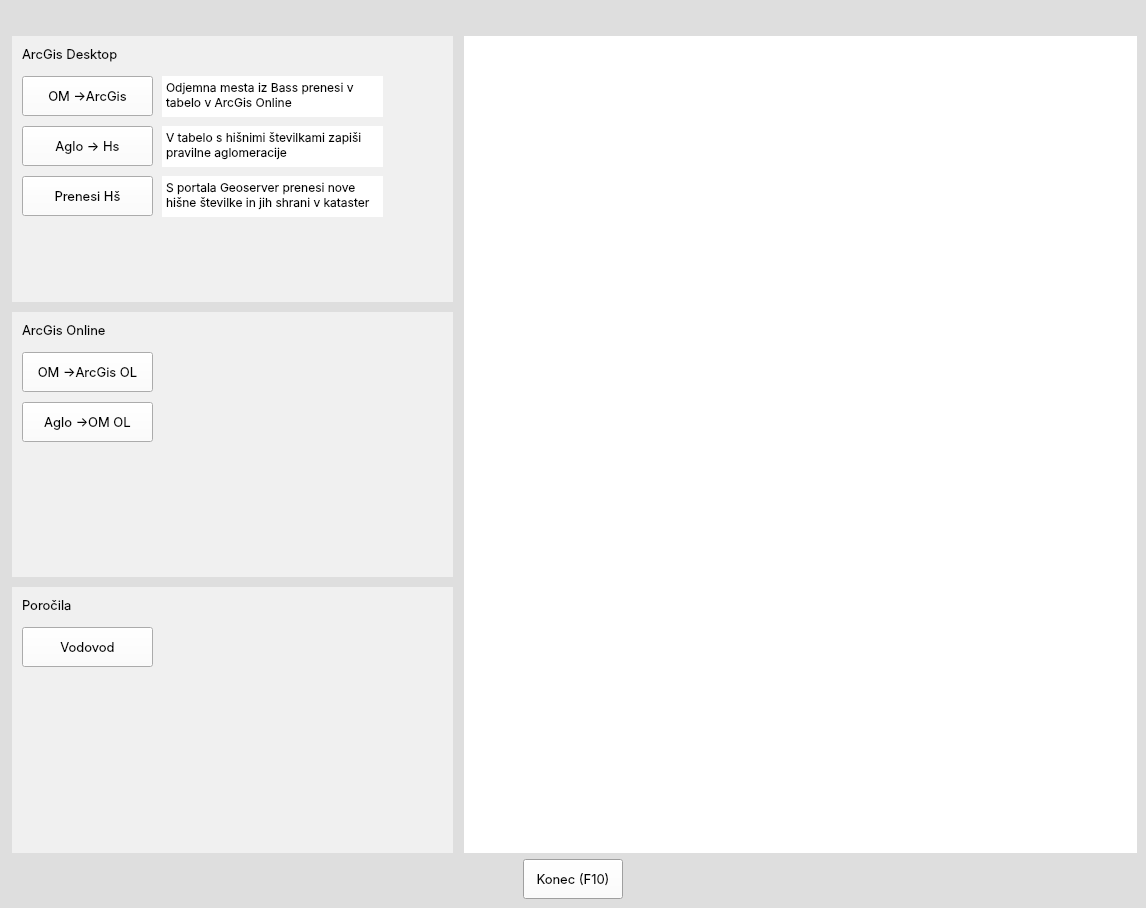
The window that form.ui (andrejdimec/pyKat) describes before a commit, drawn with Qt 5.
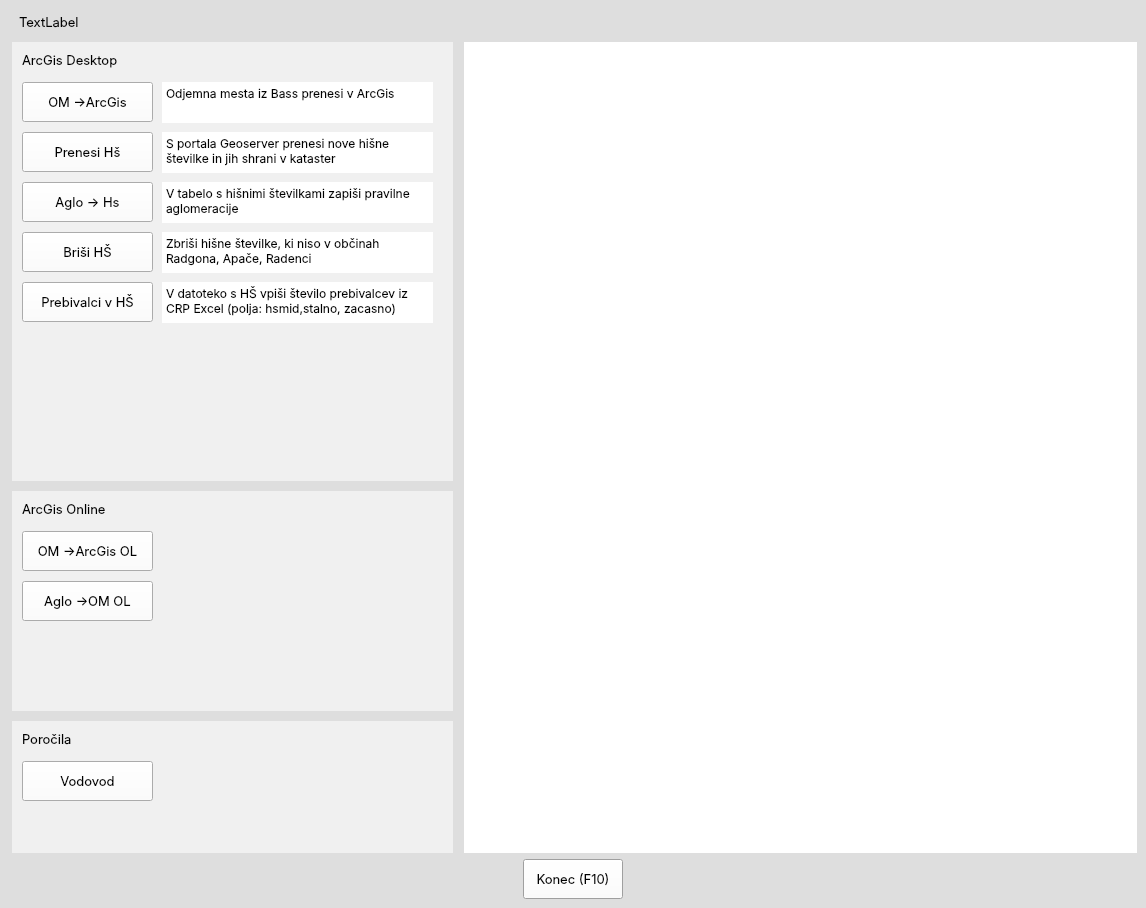
The same window after the commit.

Patch:
```diff
--- a/form.ui
+++ b/form.ui
@@ -110,16 +110,23 @@
     <item>
      <layout class="QVBoxLayout" name="verticalLayout" stretch="1,30,2">
       <item>
-       <layout class="QHBoxLayout" name="top_layout" stretch="2">
+       <layout class="QHBoxLayout" name="top_layout" stretch="0">
+        <property name="leftMargin">
+         <number>10</number>
+        </property>
         <item>
-         <layout class="QHBoxLayout" name="horizontalLayout_3"/>
+         <widget class="QLabel" name="label_wks">
+          <property name="text">
+           <string>TextLabel</string>
+          </property>
+         </widget>
         </item>
        </layout>
       </item>
       <item>
        <layout class="QHBoxLayout" name="center_layout" stretch="2,3">
         <item>
-         <layout class="QVBoxLayout" name="center_left_layout" stretch="0,0,0">
+         <layout class="QVBoxLayout" name="center_left_layout" stretch="10,5,3">
           <property name="spacing">
            <number>10</number>
           </property>
@@ -223,7 +230,7 @@
               <rect>
                <x>150</x>
                <y>40</y>
-               <width>221</width>
+               <width>271</width>
                <height>41</height>
               </rect>
              </property>
@@ -247,14 +254,14 @@
 li.unchecked::marker { content: &quot;\2610&quot;; }
 li.checked::marker { content: &quot;\2612&quot;; }
 &lt;/style&gt;&lt;/head&gt;&lt;body style=&quot; font-family:'Inter'; font-size:9pt; font-weight:400; font-style:normal;&quot;&gt;
-&lt;p style=&quot; margin-top:0px; margin-bottom:0px; margin-left:0px; margin-right:0px; -qt-block-indent:0; text-indent:0px;&quot;&gt;Odjemna mesta iz Bass prenesi v tabelo v ArcGis Online&lt;/p&gt;&lt;/body&gt;&lt;/html&gt;</string>
+&lt;p style=&quot; margin-top:0px; margin-bottom:0px; margin-left:0px; margin-right:0px; -qt-block-indent:0; text-indent:0px;&quot;&gt;Odjemna mesta iz Bass prenesi v ArcGis&lt;/p&gt;&lt;/body&gt;&lt;/html&gt;</string>
              </property>
             </widget>
             <widget class="QPushButton" name="btn_hs_aglo">
              <property name="geometry">
               <rect>
                <x>10</x>
-               <y>90</y>
+               <y>140</y>
                <width>131</width>
                <height>40</height>
               </rect>
@@ -273,8 +280,8 @@
              <property name="geometry">
               <rect>
                <x>150</x>
-               <y>90</y>
-               <width>221</width>
+               <y>140</y>
+               <width>271</width>
                <height>41</height>
               </rect>
              </property>
@@ -305,7 +312,7 @@
              <property name="geometry">
               <rect>
                <x>10</x>
-               <y>140</y>
+               <y>90</y>
                <width>131</width>
                <height>40</height>
               </rect>
@@ -324,8 +331,8 @@
              <property name="geometry">
               <rect>
                <x>150</x>
-               <y>140</y>
-               <width>221</width>
+               <y>90</y>
+               <width>271</width>
                <height>41</height>
               </rect>
              </property>
@@ -352,6 +359,108 @@
 &lt;p style=&quot; margin-top:0px; margin-bottom:0px; margin-left:0px; margin-right:0px; -qt-block-indent:0; text-indent:0px;&quot;&gt;S portala Geoserver prenesi nove hišne številke in jih shrani v kataster&lt;/p&gt;&lt;/body&gt;&lt;/html&gt;</string>
              </property>
             </widget>
+            <widget class="QPushButton" name="btn_brisi_hs">
+             <property name="geometry">
+              <rect>
+               <x>10</x>
+               <y>190</y>
+               <width>131</width>
+               <height>40</height>
+              </rect>
+             </property>
+             <property name="minimumSize">
+              <size>
+               <width>100</width>
+               <height>40</height>
+              </size>
+             </property>
+             <property name="text">
+              <string>Briši HŠ</string>
+             </property>
+            </widget>
+            <widget class="QTextEdit" name="textEdit_5">
+             <property name="geometry">
+              <rect>
+               <x>150</x>
+               <y>190</y>
+               <width>271</width>
+               <height>41</height>
+              </rect>
+             </property>
+             <property name="font">
+              <font>
+               <family>Inter</family>
+               <pointsize>9</pointsize>
+              </font>
+             </property>
+             <property name="frameShape">
+              <enum>QFrame::Shape::NoFrame</enum>
+             </property>
+             <property name="frameShadow">
+              <enum>QFrame::Shadow::Sunken</enum>
+             </property>
+             <property name="html">
+              <string>&lt;!DOCTYPE HTML PUBLIC &quot;-//W3C//DTD HTML 4.0//EN&quot; &quot;http://www.w3.org/TR/REC-html40/strict.dtd&quot;&gt;
+&lt;html&gt;&lt;head&gt;&lt;meta name=&quot;qrichtext&quot; content=&quot;1&quot; /&gt;&lt;meta charset=&quot;utf-8&quot; /&gt;&lt;style type=&quot;text/css&quot;&gt;
+p, li { white-space: pre-wrap; }
+hr { height: 1px; border-width: 0; }
+li.unchecked::marker { content: &quot;\2610&quot;; }
+li.checked::marker { content: &quot;\2612&quot;; }
+&lt;/style&gt;&lt;/head&gt;&lt;body style=&quot; font-family:'Inter'; font-size:9pt; font-weight:400; font-style:normal;&quot;&gt;
+&lt;p style=&quot; margin-top:0px; margin-bottom:0px; margin-left:0px; margin-right:0px; -qt-block-indent:0; text-indent:0px;&quot;&gt;Zbriši hišne številke, ki niso v občinah Radgona, Apače, Radenci&lt;/p&gt;&lt;/body&gt;&lt;/html&gt;</string>
+             </property>
+            </widget>
+            <widget class="QTextEdit" name="textEdit_6">
+             <property name="geometry">
+              <rect>
+               <x>150</x>
+               <y>240</y>
+               <width>271</width>
+               <height>41</height>
+              </rect>
+             </property>
+             <property name="font">
+              <font>
+               <family>Inter</family>
+               <pointsize>9</pointsize>
+              </font>
+             </property>
+             <property name="frameShape">
+              <enum>QFrame::Shape::NoFrame</enum>
+             </property>
+             <property name="frameShadow">
+              <enum>QFrame::Shadow::Sunken</enum>
+             </property>
+             <property name="html">
+              <string>&lt;!DOCTYPE HTML PUBLIC &quot;-//W3C//DTD HTML 4.0//EN&quot; &quot;http://www.w3.org/TR/REC-html40/strict.dtd&quot;&gt;
+&lt;html&gt;&lt;head&gt;&lt;meta name=&quot;qrichtext&quot; content=&quot;1&quot; /&gt;&lt;meta charset=&quot;utf-8&quot; /&gt;&lt;style type=&quot;text/css&quot;&gt;
+p, li { white-space: pre-wrap; }
+hr { height: 1px; border-width: 0; }
+li.unchecked::marker { content: &quot;\2610&quot;; }
+li.checked::marker { content: &quot;\2612&quot;; }
+&lt;/style&gt;&lt;/head&gt;&lt;body style=&quot; font-family:'Inter'; font-size:9pt; font-weight:400; font-style:normal;&quot;&gt;
+&lt;p style=&quot; margin-top:0px; margin-bottom:0px; margin-left:0px; margin-right:0px; -qt-block-indent:0; text-indent:0px;&quot;&gt;V datoteko s HŠ vpiši število prebivalcev iz CRP Excel (polja: hsmid,stalno, zacasno)&lt;/p&gt;&lt;/body&gt;&lt;/html&gt;</string>
+             </property>
+            </widget>
+            <widget class="QPushButton" name="btn_brisi_hs_2">
+             <property name="geometry">
+              <rect>
+               <x>10</x>
+               <y>240</y>
+               <width>131</width>
+               <height>40</height>
+              </rect>
+             </property>
+             <property name="minimumSize">
+              <size>
+               <width>100</width>
+               <height>40</height>
+              </size>
+             </property>
+             <property name="text">
+              <string>Prebivalci v HŠ</string>
+             </property>
+            </widget>
            </widget>
           </item>
           <item>
```
